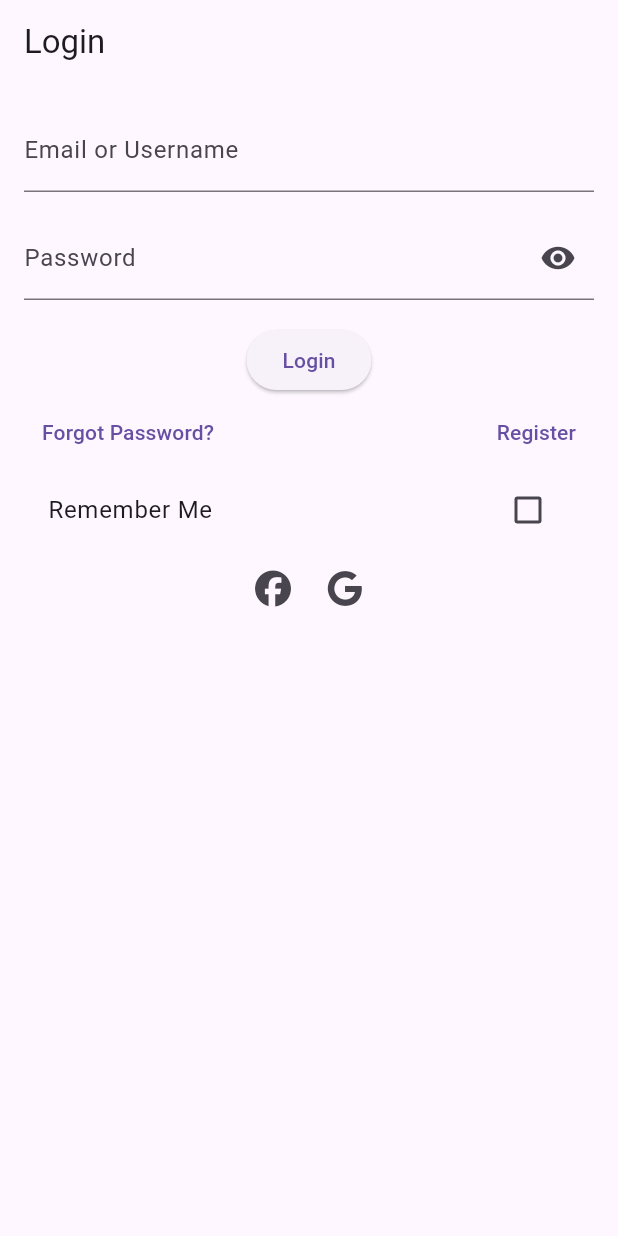
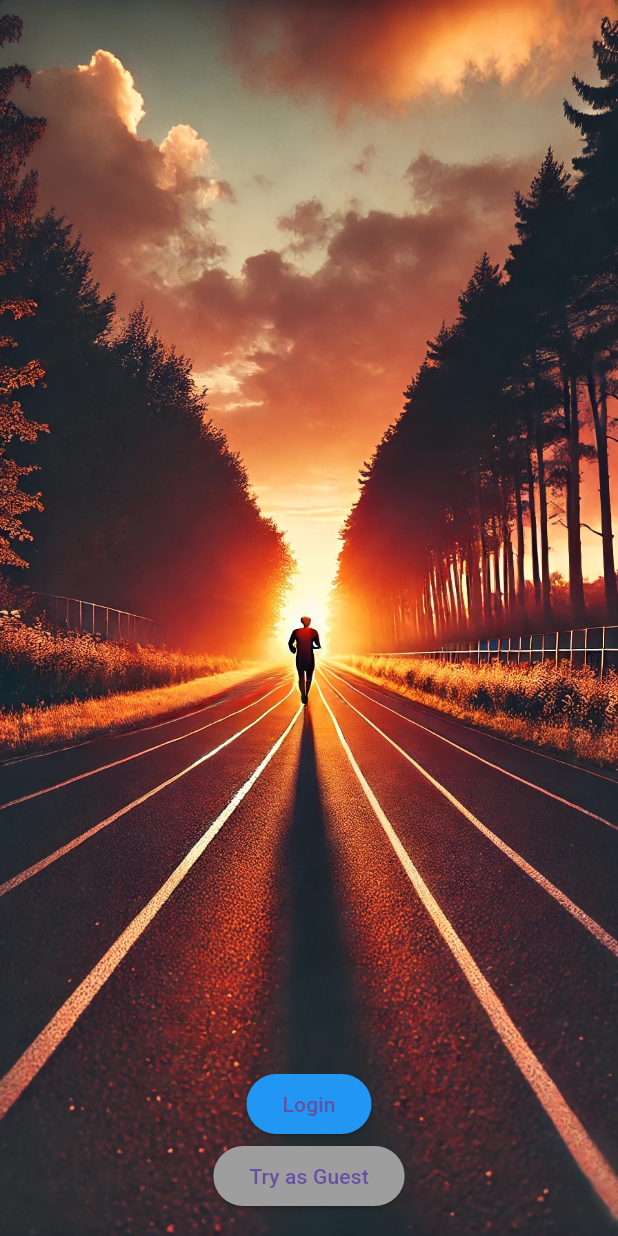
Before and after one commit to arturperec/RunTimes, a Flutter app: the screen it shows after launch, on a phone screen of 412 x 824 dp. Run offline on Flutter 3.47's test engine with Material 3 defaults, Android fonts, the phone set to English and light mode, and no system bars; our stand-ins replace email_validator, font_awesome_flutter.

Commit message:
the app recognize logged in user, there is also an option to log in as a guest

```diff
--- a/lib/main.dart
+++ b/lib/main.dart
@@ -2,6 +2,8 @@
 import 'screens/login_screen.dart';
 import 'screens/registration_screen.dart';
 import 'screens/password_reset_screen.dart';
+import 'screens/entry_screen.dart';
+import 'screens/main_screen.dart';
 
 void main() {
   runApp(const MyApp());
@@ -17,11 +19,13 @@
       theme: ThemeData(
         primarySwatch: Colors.blue,
       ),
-      initialRoute: '/login',
+      initialRoute: '/entry',
       routes: {
-        '/login': (context) => LoginScreen(),
+        '/entry': (context) => const EntryScreen(),
+        '/login': (context) => const LoginScreen(),
         '/register': (context) => RegistrationScreen(),
         '/password_reset': (context) => PasswordResetScreen(),
+        '/main': (context) => MainScreen(username: ModalRoute.of(context)!.settings.arguments as String),
       },
     );
   }
--- /dev/null
+++ b/lib/screens/entry_screen.dart
@@ -0,0 +1,61 @@
+import 'package:flutter/material.dart';
+import 'login_screen.dart';
+import '../services/api_service.dart';
+
+class EntryScreen extends StatelessWidget {
+  const EntryScreen({Key? key}) : super(key: key);
+
+  Future<void> _guestLogin(BuildContext context) async {
+    bool success = await ApiService.guestLogin();
+    if (success) {
+      Navigator.pushReplacementNamed(context, '/main', arguments: 'guest');
+    } else {
+      ScaffoldMessenger.of(context).showSnackBar(
+        const SnackBar(content: Text('Guest login failed')),
+      );
+    }
+  }
+
+  @override
+  Widget build(BuildContext context) {
+    return Scaffold(
+      body: Stack(
+        children: [
+          Image.asset(
+            'assets/images/firstscreen.jpg',
+            fit: BoxFit.cover,
+            width: double.infinity,
+            height: double.infinity,
+          ),
+          Align(
+            alignment: Alignment.bottomCenter,
+            child: Padding(
+              padding: const EdgeInsets.all(16.0),
+              child: Column(
+                mainAxisSize: MainAxisSize.min,
+                children: [
+                  ElevatedButton(
+                    style: ElevatedButton.styleFrom(
+                      backgroundColor: Colors.blue,
+                    ),
+                    onPressed: () {
+                      Navigator.pushNamed(context, '/login');
+                    },
+                    child: const Text('Login'),
+                  ),
+                  ElevatedButton(
+                    style: ElevatedButton.styleFrom(
+                      backgroundColor: Colors.grey,
+                    ),
+                    onPressed: () => _guestLogin(context),
+                    child: const Text('Try as Guest'),
+                  ),
+                ],
+              ),
+            ),
+          ),
+        ],
+      ),
+    );
+  }
+}
--- a/lib/screens/login_screen.dart
+++ b/lib/screens/login_screen.dart
@@ -1,5 +1,4 @@
 import 'package:flutter/material.dart';
-import 'package:email_validator/email_validator.dart';
 import '../services/api_service.dart';
 import '../widgets/custom_button.dart';
 import '../widgets/custom_text_field.dart';
@@ -29,16 +28,16 @@
 
 class _LoginFormState extends State<LoginForm> {
   final _formKey = GlobalKey<FormState>();
-  final _emailController = TextEditingController();
+  final _loginController = TextEditingController();
   final _passwordController = TextEditingController();
   bool _isObscured = true;
   bool _isRememberMeChecked = false;
 
   Future<void> _login() async {
     if (_formKey.currentState?.validate() == true) {
-      bool success = await ApiService.login(_emailController.text, _passwordController.text);
+      bool success = await ApiService.login(_loginController.text, _passwordController.text);
       if (success) {
-        Navigator.pushNamed(context, '/home');
+        Navigator.pushReplacementNamed(context, '/main', arguments: _loginController.text);
       } else {
         ScaffoldMessenger.of(context).showSnackBar(
           const SnackBar(content: Text('Login failed')),
@@ -55,7 +54,7 @@
 
   @override
   void dispose() {
-    _emailController.dispose();
+    _loginController.dispose();
     _passwordController.dispose();
     super.dispose();
   }
@@ -67,13 +66,11 @@
       child: Column(
         children: [
           CustomTextField(
-            controller: _emailController,
+            controller: _loginController,
             labelText: 'Email or Username',
             validator: (value) {
               if (value == null || value.isEmpty) {
                 return 'Please enter your email or username';
-              } else if (!EmailValidator.validate(value)) {
-                return 'Invalid email format';
               }
               return null;
             },
@@ -95,9 +92,12 @@
             },
           ),
           const SizedBox(height: 16),
-          CustomButton(
-            text: 'Login',
+          ElevatedButton(
+            style: ElevatedButton.styleFrom(
+              backgroundColor: Colors.blue, // set the background color to blue
+            ),
             onPressed: _login,
+            child: const Text('Login'),
           ),
           Row(
             mainAxisAlignment: MainAxisAlignment.spaceBetween,
--- a/lib/screens/registration_screen.dart
+++ b/lib/screens/registration_screen.dart
@@ -22,10 +22,10 @@
         _passwordController.text,
       );
       if (success) {
-        Navigator.pushNamed(context, '/home');
+        Navigator.pushReplacementNamed(context, '/main', arguments: _usernameController.text);
       } else {
         ScaffoldMessenger.of(context).showSnackBar(
-          SnackBar(content: Text('Registration failed')),
+          const SnackBar(content: Text('Registration failed')),
         );
       }
     }
@@ -42,7 +42,7 @@
   @override
   Widget build(BuildContext context) {
     return Scaffold(
-      appBar: AppBar(title: Text('Register')),
+      appBar: AppBar(title: const Text('Register')),
       body: Padding(
         padding: const EdgeInsets.all(16.0),
         child: Form(
```
Also changed, not shown: lib/screens/guest_welcome_screen.dart (added, +18 -0 lines), lib/screens/main_screen.dart (added, +25 -0 lines), lib/screens/password_reset_screen.dart (+8 -3 lines), lib/services/api_service.dart (+21 -2 lines), assets/images/firstscreen.jpg (added), pubspec.yaml (line endings or trailing spaces).
